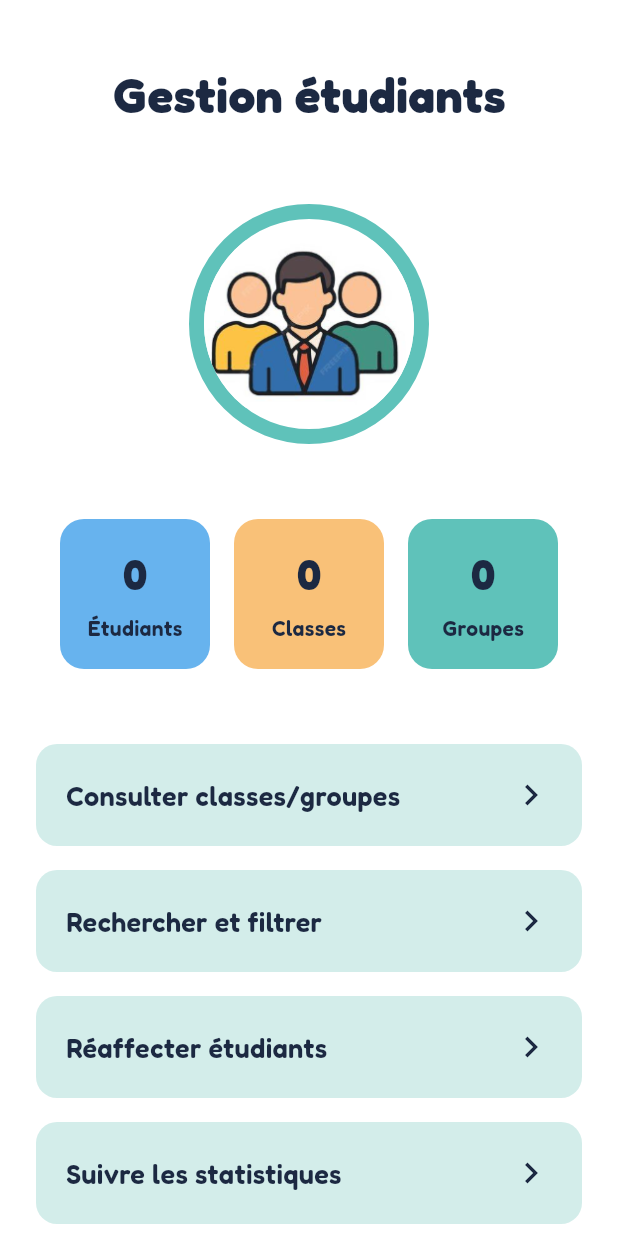
After one commit to MeriemGdara/attendoProject, a Flutter app: the GestionEtudiants screen opened by its route, after a tap on "Rechercher et filtrer", on a phone screen of 412 x 824 dp. The commit adds this screen. Run offline on Flutter 3.47's test engine with Material 3 defaults, Android fonts, the phone set to English and light mode, and no system bars; our stand-ins replace cloud_firestore, firebase_auth, firebase_core, google_fonts, video_player; accounts and stored records are empty.

Commit message:
ajout du page gestion etudiants + page de consultation des classes et des groupes

```diff
--- /dev/null
+++ b/lib/gestionEtudiants.dart
@@ -0,0 +1,251 @@
+import 'package:flutter/material.dart';
+import 'package:google_fonts/google_fonts.dart';
+import 'package:cloud_firestore/cloud_firestore.dart';
+import 'ClassesGroupesPage.dart';
+
+class GestionEtudiants extends StatefulWidget {
+  const GestionEtudiants({super.key});
+
+  @override
+  State<GestionEtudiants> createState() => _GestionEtudiantsState();
+}
+
+class _GestionEtudiantsState extends State<GestionEtudiants> {
+  int nbEtudiants = 0;
+  int nbClasses = 0;
+  int nbGroupes = 0;
+  bool chargement = true;
+
+  // ✅ Fonction pour charger les données depuis Firestore
+  Future<void> chargerDonnees() async {
+    try {
+      // 🔹 Nombre d'étudiants
+      final etudiantsSnap = await FirebaseFirestore.instance
+          .collection('users')
+          .where('role', isEqualTo: 'etudiant')
+          .get();
+      nbEtudiants = etudiantsSnap.size;
+
+      // 🔹 Classes
+      final classesSnap =
+      await FirebaseFirestore.instance.collection('classes').get();
+      nbClasses = classesSnap.size;
+
+      // 🔹 Groupes
+      int totalGroupes = 0;
+      for (var doc in classesSnap.docs) {
+        List groupes = doc['groupes'];
+        totalGroupes += groupes.length;
+      }
+      nbGroupes = totalGroupes;
+
+      setState(() {
+        chargement = false;
+      });
+    } catch (e) {
+      print("❌ Erreur Firestore : $e");
+    }
+  }
+
+  @override
+  void initState() {
+    super.initState();
+    chargerDonnees();
+  }
+
+  @override
+  Widget build(BuildContext context) {
+    return Scaffold(
+      backgroundColor: Colors.white,
+      body: SafeArea(
+        child: chargement
+            ? const Center(
+            child: CircularProgressIndicator(color: Color(0xFF5fc2ba)))
+            : SingleChildScrollView(
+          child: Padding(
+            padding:
+            const EdgeInsets.symmetric(horizontal: 24, vertical: 40),
+            child: Column(
+              children: [
+                Text(
+                  'Gestion étudiants',
+                  style: GoogleFonts.fredoka(
+                    fontSize: 32,
+                    fontWeight: FontWeight.bold,
+                    color: const Color(0xFF1c2942),
+                  ),
+                ),
+                const SizedBox(height: 50),
+
+                // ✅ Logo rond
+                Container(
+                  width: 160,
+                  height: 160,
+                  decoration: BoxDecoration(
+                    shape: BoxShape.circle,
+                    border: Border.all(
+                      color: const Color(0xFF5fc2ba),
+                      width: 10,
+                    ),
+                  ),
+                  child: ClipOval(
+                    child: Image.asset(
+                      'assets/images/gestion_etudiants.png',
+
+                    ),
+                  ),
+                ),
+
+                const SizedBox(height: 50),
+
+                // ✅ 3 cartes statistiques alignées
+                Row(
+                  mainAxisAlignment: MainAxisAlignment.spaceEvenly,
+                  children: [
+                    _StatCard(
+                      number: nbEtudiants.toString(),
+                      label: 'Étudiants',
+                      backgroundColor: const Color(0xFF67b3ee),
+                    ),
+                    _StatCard(
+                      number: nbClasses.toString(),
+                      label: 'Classes',
+                      backgroundColor: const Color(0xFFf9c178),
+                    ),
+                    _StatCard(
+                      number: nbGroupes.toString(),
+                      label: 'Groupes',
+                      backgroundColor: const Color(0xFF5fc2ba),
+                    ),
+                  ],
+                ),
+                const SizedBox(height: 50),
+
+                // ✅ Menus
+                _MenuItem(
+                  title: 'Consulter classes/groupes',
+                  onTap: () {
+                    Navigator.push(
+                      context,
+                      MaterialPageRoute(builder: (context) => const ClassesGroupesPage()),
+                    );
+                  },
+                ),
+
+                const SizedBox(height: 16),
+                _MenuItem(
+                  title: 'Rechercher et filtrer',
+                  onTap: () {},
+                ),
+                const SizedBox(height: 16),
+                _MenuItem(
+                  title: 'Réaffecter étudiants',
+                  onTap: () {},
+                ),
+                const SizedBox(height: 16),
+                _MenuItem(
+                  title: 'Suivre les statistiques',
+                  onTap: () {},
+                ),
+              ],
+            ),
+          ),
+        ),
+      ),
+    );
+  }
+}
+
+// ------------------------------------------------------
+// 🔹 Widget StatCard (même style, taille identique)
+// ------------------------------------------------------
+class _StatCard extends StatelessWidget {
+  final String number;
+  final String label;
+  final Color backgroundColor;
+
+  const _StatCard({
+    required this.number,
+    required this.label,
+    required this.backgroundColor,
+  });
+
+  @override
+  Widget build(BuildContext context) {
+    return Container(
+      width: 100, // ✅ Même largeur pour toutes
+      height: 100, // ✅ Même hauteur
+      decoration: BoxDecoration(
+        color: backgroundColor,
+        borderRadius: BorderRadius.circular(16),
+      ),
+      child: Column(
+        mainAxisAlignment: MainAxisAlignment.center,
+        children: [
+          Text(
+            number,
+            style: GoogleFonts.fredoka(
+              fontSize: 28,
+              fontWeight: FontWeight.bold,
+              color: const Color(0xFF1c2942),
+            ),
+          ),
+          const SizedBox(height: 6),
+          Text(
+            label,
+            style: GoogleFonts.fredoka(
+              fontSize: 14,
+              fontWeight: FontWeight.w600,
+              color: const Color(0xFF1c2942),
+            ),
+          ),
+        ],
+      ),
+    );
+  }
+}
+
+// ------------------------------------------------------
+// 🔹 Widget MenuItem (inchangé)
+// ------------------------------------------------------
+class _MenuItem extends StatelessWidget {
+  final String title;
+  final VoidCallback onTap;
+
+  const _MenuItem({
+    required this.title,
+    required this.onTap,
+  });
+
+  @override
+  Widget build(BuildContext context) {
+    return GestureDetector(
+      onTap: onTap,
+      child: Container(
+        padding: const EdgeInsets.symmetric(horizontal: 20, vertical: 20),
+        decoration: BoxDecoration(
+          color: const Color(0xFFd3edea),
+          borderRadius: BorderRadius.circular(14),
+        ),
+        child: Row(
+          mainAxisAlignment: MainAxisAlignment.spaceBetween,
+          children: [
+            Text(
+              title,
+              style: GoogleFonts.fredoka(
+                fontSize: 18,
+                fontWeight: FontWeight.w600,
+                color: const Color(0xFF1c2942),
+              ),
+            ),
+            const Icon(
+              Icons.chevron_right,
+              color: Color(0xFF1c2942),
+              size: 28,
+            ),
+          ],
+        ),
+      ),
+    );
+  }
+}
--- a/lib/main.dart
+++ b/lib/main.dart
@@ -7,6 +7,7 @@ import 'package:firebase_core/firebase_core.dart';
 import 'firebase_options.dart';
 import 'dashboard_etudiant.dart';
 import 'dashboard_enseignant.dart';
+import 'gestionetudiants.dart';
 
 
 void main() async {
@@ -33,6 +34,7 @@ class AttendoApp extends StatelessWidget {
         '/creer_compte': (context) => const CreerComptePage(),
         '/dashboard_etudiant': (context) => const DashboardEtudiant(),
         '/dashboard_enseignant': (context) => const DashboardEnseignant(),
+        '/gestion_etudiants': (context) => const GestionEtudiants(),
       },
     );
   }
```
Also changed, not shown: lib/ClassesGroupesPage.dart (added, +183 -0 lines), lib/dashboard_enseignant.dart (+10 -3 lines), assets/images/gestion_etudiants.png (added), 1 other file.
